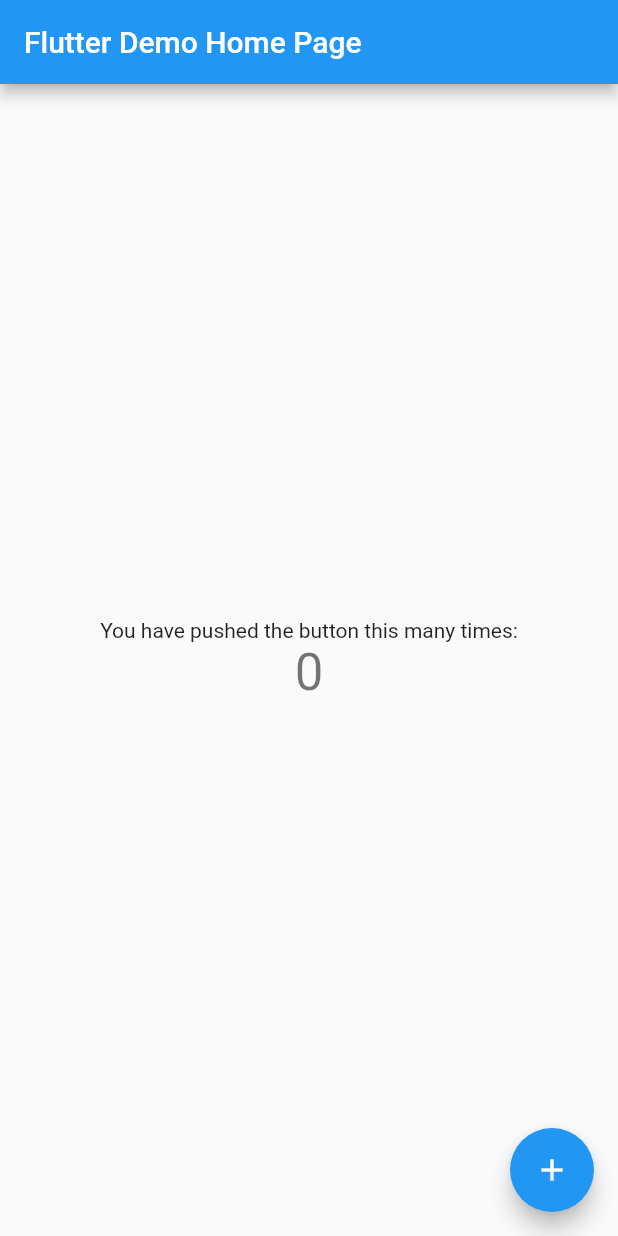
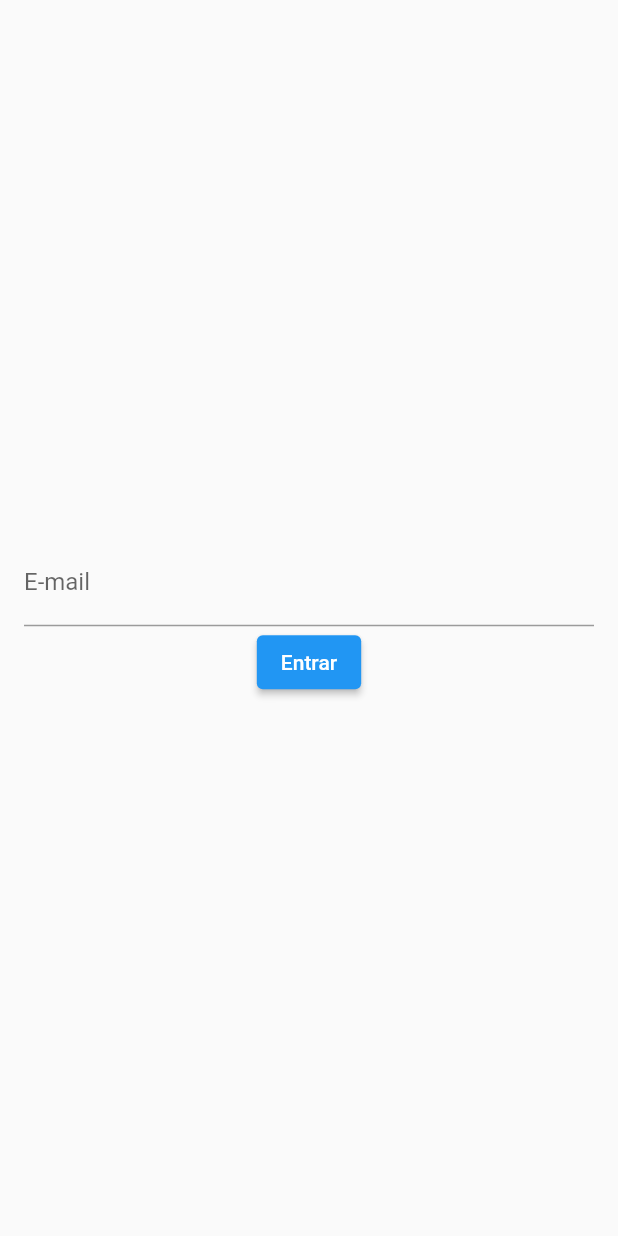
Before and after one commit to israelemanuel/todo_list, a Flutter app: the screen it shows after launch, on a phone screen of 412 x 824 dp. Run offline on Flutter 3.47's test engine with Material 2 defaults, Android fonts, the phone set to English and light mode, and no system bars.

Commit message:
criação da barra de email e do botão de entrar

```diff
--- a/lib/main.dart
+++ b/lib/main.dart
@@ -1,115 +1,17 @@
 import 'package:flutter/material.dart';
+import 'package:todo_list/pages/todo_list_page.dart';
 
 void main() {
   runApp(const MyApp());
 }
 
 class MyApp extends StatelessWidget {
-  const MyApp({Key? key}) : super(key: key);
+  const MyApp ({Key? key}) : super(key: key);
 
-  // This widget is the root of your application.
   @override
   Widget build(BuildContext context) {
-    return MaterialApp(
-      title: 'Flutter Demo',
-      theme: ThemeData(
-        // This is the theme of your application.
-        //
-        // Try running your application with "flutter run". You'll see the
-        // application has a blue toolbar. Then, without quitting the app, try
-        // changing the primarySwatch below to Colors.green and then invoke
-        // "hot reload" (press "r" in the console where you ran "flutter run",
-        // or simply save your changes to "hot reload" in a Flutter IDE).
-        // Notice that the counter didn't reset back to zero; the application
-        // is not restarted.
-        primarySwatch: Colors.blue,
-      ),
-      home: const MyHomePage(title: 'Flutter Demo Home Page'),
+     return MaterialApp(
+      home: TodoListPage(),
     );
   }
 }
-
-class MyHomePage extends StatefulWidget {
-  const MyHomePage({Key? key, required this.title}) : super(key: key);
-
-  // This widget is the home page of your application. It is stateful, meaning
-  // that it has a State object (defined below) that contains fields that affect
-  // how it looks.
-
-  // This class is the configuration for the state. It holds the values (in this
-  // case the title) provided by the parent (in this case the App widget) and
-  // used by the build method of the State. Fields in a Widget subclass are
-  // always marked "final".
-
-  final String title;
-
-  @override
-  State<MyHomePage> createState() => _MyHomePageState();
-}
-
-class _MyHomePageState extends State<MyHomePage> {
-  int _counter = 0;
-
-  void _incrementCounter() {
-    setState(() {
-      // This call to setState tells the Flutter framework that something has
-      // changed in this State, which causes it to rerun the build method below
-      // so that the display can reflect the updated values. If we changed
-      // _counter without calling setState(), then the build method would not be
-      // called again, and so nothing would appear to happen.
-      _counter++;
-    });
-  }
-
-  @override
-  Widget build(BuildContext context) {
-    // This method is rerun every time setState is called, for instance as done
-    // by the _incrementCounter method above.
-    //
-    // The Flutter framework has been optimized to make rerunning build methods
-    // fast, so that you can just rebuild anything that needs updating rather
-    // than having to individually change instances of widgets.
-    return Scaffold(
-      appBar: AppBar(
-        // Here we take the value from the MyHomePage object that was created by
-        // the App.build method, and use it to set our appbar title.
-        title: Text(widget.title),
-      ),
-      body: Center(
-        // Center is a layout widget. It takes a single child and positions it
-        // in the middle of the parent.
-        child: Column(
-          // Column is also a layout widget. It takes a list of children and
-          // arranges them vertically. By default, it sizes itself to fit its
-          // children horizontally, and tries to be as tall as its parent.
-          //
-          // Invoke "debug painting" (press "p" in the console, choose the
-          // "Toggle Debug Paint" action from the Flutter Inspector in Android
-          // Studio, or the "Toggle Debug Paint" command in Visual Studio Code)
-          // to see the wireframe for each widget.
-          //
-          // Column has various properties to control how it sizes itself and
-          // how it positions its children. Here we use mainAxisAlignment to
-          // center the children vertically; the main axis here is the vertical
-          // axis because Columns are vertical (the cross axis would be
-          // horizontal).
-          mainAxisAlignment: MainAxisAlignment.center,
-          children: <Widget>[
-            const Text(
-              'You have pushed the button this many times:',
-            ),
-            Text(
-              '$_counter',
-              style: Theme.of(context).textTheme.headline4,
-            ),
-          ],
-        ),
-      ),
-      floatingActionButton: FloatingActionButton(
-        onPressed: _incrementCounter,
-        tooltip: 'Increment',
-        child: const Icon(Icons.add),
-      ), // This trailing comma makes auto-formatting nicer for build methods.
-    );
-  }
-}
--- /dev/null
+++ b/lib/pages/todo_list_page.dart
@@ -0,0 +1,49 @@
+import 'package:flutter/material.dart';
+
+class TodoListPage extends StatelessWidget {
+  TodoListPage({Key? key}) : super(key: key);
+
+  final TextEditingController emailController = TextEditingController();
+
+  @override
+  Widget build(BuildContext context) {
+    return Scaffold(
+      body: Center(
+        child: Padding(
+          padding: EdgeInsets.all(16),
+          child: Column(
+            mainAxisAlignment: MainAxisAlignment.center,
+            children: [
+              TextField(
+                controller: emailController,
+                onChanged: onChanged,
+                onSubmitted: onSubmited,
+                decoration: const InputDecoration(
+                  labelText: "E-mail",
+                ),
+              ),
+               ElevatedButton(
+                onPressed: login,
+                child: const Text("Entrar"),
+              )
+            ],
+          ),
+        ),
+      ),
+    );
+  }
+
+  void login(){
+    String text = emailController.text;
+    print(text);
+    emailController.clear();
+  }
+
+  void onChanged(String text){
+    //print(text);
+  }
+
+  void onSubmited(String text){
+    print(text);
+  }
+}
```
